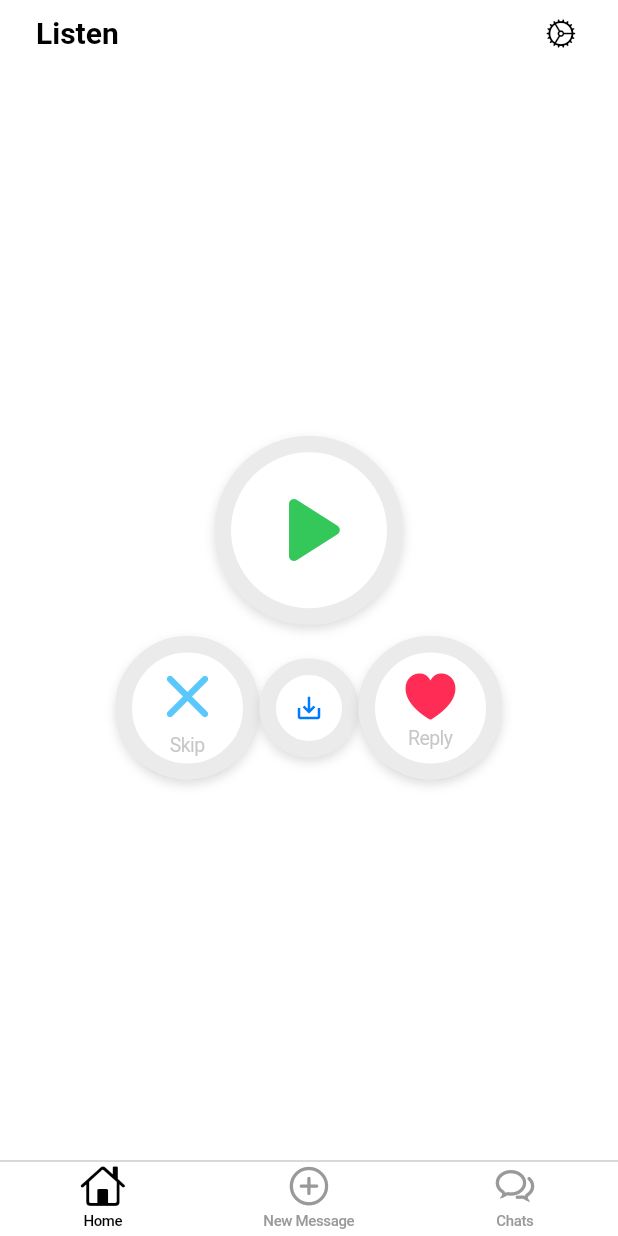
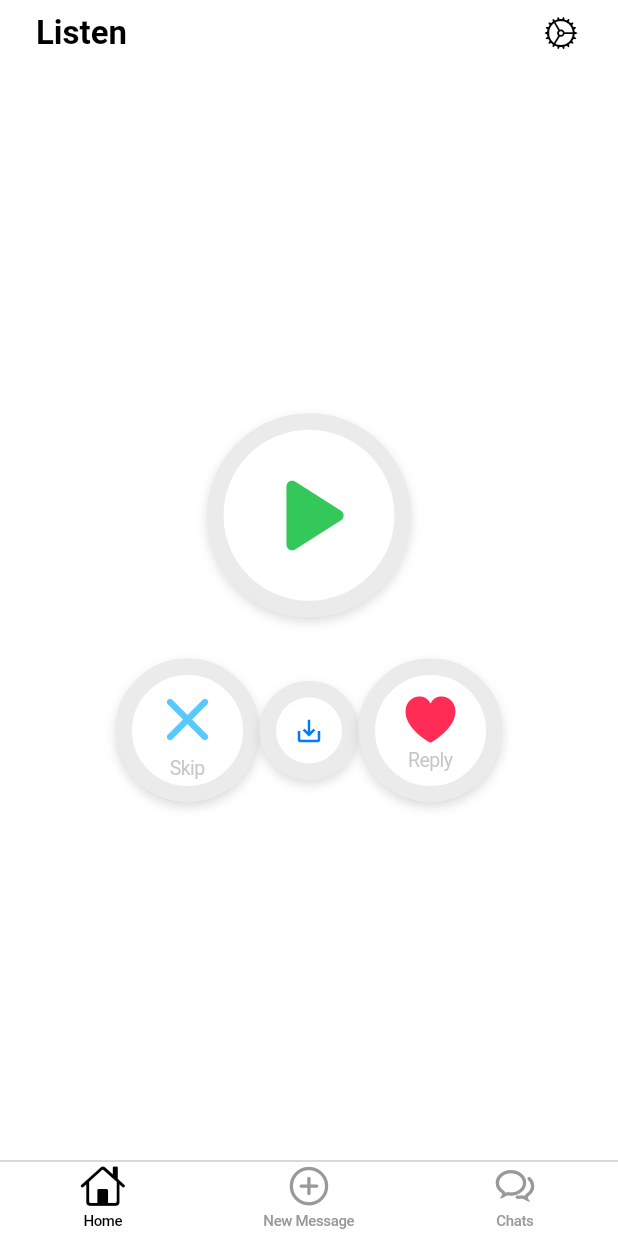
Before and after one commit to ekankr2/listen, a Flutter app: the screen it shows after launch, on a phone screen of 412 x 824 dp. Run offline on Flutter 3.47's test engine with Material 3 defaults, Android fonts, the phone set to English and light mode, and no system bars; our stand-ins replace get, get_storage, supabase_flutter; accounts and stored records are empty; project files that could hold a hidden picture were left out.

Commit message:
design adjustments

```diff
--- a/app/lib/presentation/pages/home/home_page.dart
+++ b/app/lib/presentation/pages/home/home_page.dart
@@ -18,12 +18,13 @@ class HomePage extends StatelessWidget {
       title: title,
       body: Center(
         child: Column(
+          spacing: 20,
           mainAxisAlignment: MainAxisAlignment.center,
           children: <Widget>[
             CircleButton(
                 onPressed: () {},
                 child: Icon(Icons.play_arrow_rounded,
-                    color: CupertinoColors.systemGreen, size: 80)),
+                    color: CupertinoColors.systemGreen, size: 90)),
             Row(
               mainAxisAlignment: MainAxisAlignment.center,
               children: [
--- a/app/lib/presentation/widgets/base_scaffold.dart
+++ b/app/lib/presentation/widgets/base_scaffold.dart
@@ -47,13 +47,13 @@ class BaseScaffold extends StatelessWidget {
                     alignment: Alignment.centerLeft,
                     child: Text(
                       title,
-                      style: TextStyle(fontSize: 20, fontWeight: FontWeight.bold),
+                      style: TextStyle(fontSize: 22, fontWeight: FontWeight.bold),
                     ),
                   ),
                 ),
                 trailing: CupertinoButton(
                   padding: EdgeInsets.zero,
-                  child: Icon(CupertinoIcons.settings),
+                  child: Icon(CupertinoIcons.settings, size: 23),
                   onPressed: () {
                     Get.toNamed("/settings");
                   },
```
